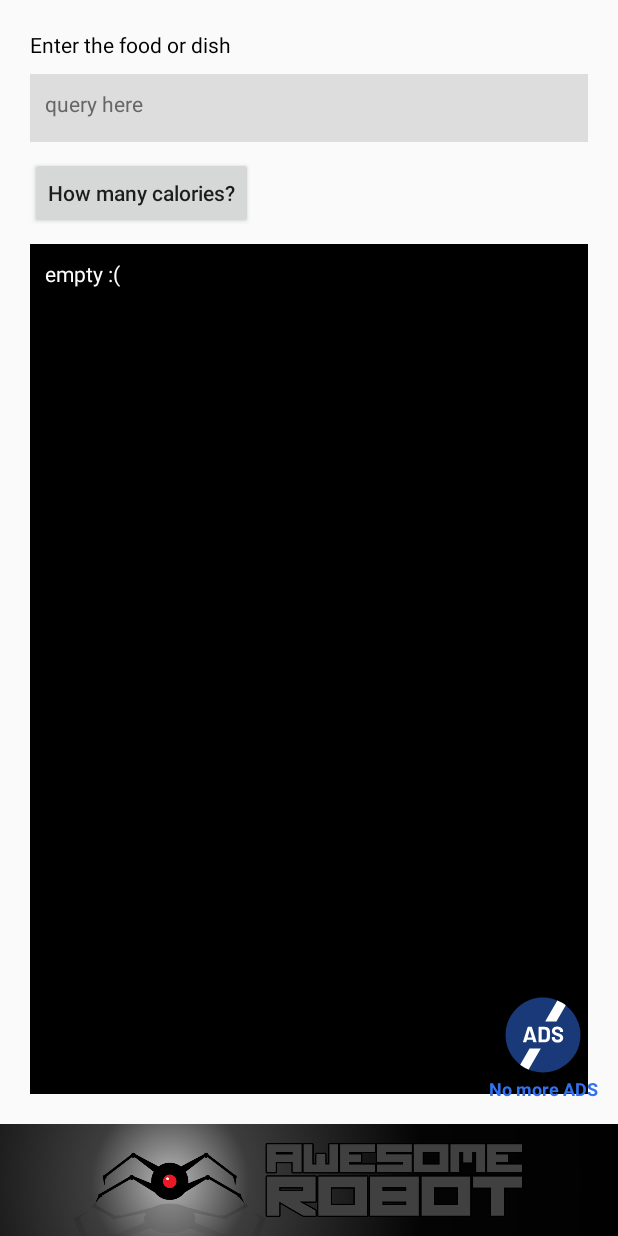
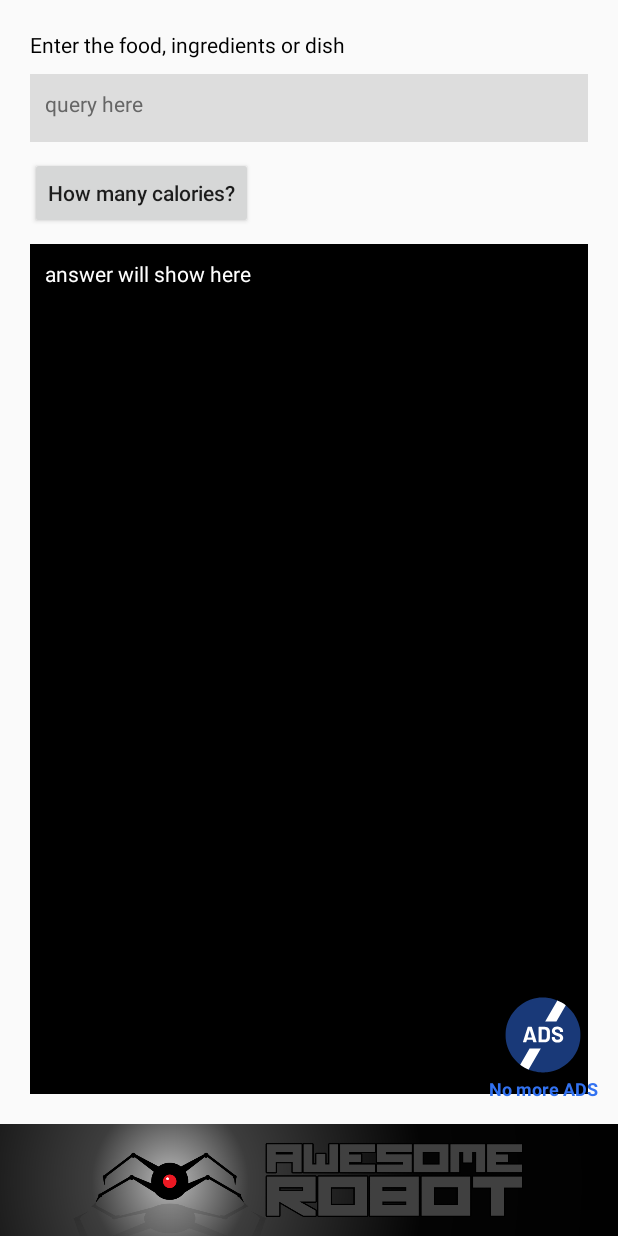
Before and after one commit to AlcirSaraiva/How_Many_Calories, an Android app: the screen it shows after launch (MainActivity), after a tap on "How many calories?", on a phone screen of 412 x 824 dp. Run offline under Robolectric (Android 15) with nearby library versions, the phone set to English and light mode, and no system bars; our stand-ins replace AdMob; libraries missing offline, so code that uses them is left out: com.android.billingclient, com.google.firebase.crashlytics; 5 statements that could not run were skipped.

Commit message:
Query tweaked

```diff
--- a/app/src/main/java/com/awesome/howmanycalories/MainActivity.java
+++ b/app/src/main/java/com/awesome/howmanycalories/MainActivity.java
@@ -162,7 +162,6 @@ public class MainActivity extends AppCompatActivity {
         displayMetrics = context.getResources().getDisplayMetrics();
         prepareNetwork();
 
-        // prepares UI
         assignViews();
         assignViewListeners();
 
@@ -219,63 +218,6 @@ public class MainActivity extends AppCompatActivity {
             rootView.removeView(mAdView);
             mAdView = null;
             setContentViewMargin(0);
-        }
-    }
-
-    private void sendQuestion() {
-        String questionText = question.getText().toString();
-        if (!questionText.isEmpty()) {
-            hideKeyboard();
-
-            OkHttpClient client = new OkHttpClient();
-            Request request = new Request.Builder()
-                    .url("https://api.calorieninjas.com/v1/nutrition?query=" + questionText)
-                    .addHeader("X-Api-Key","TgFfSH3VsxyNdR3Hger92A==It0gCuSjAYjSyGuS")
-                    .build();
-
-            try {
-                Response response = client.newCall(request).execute();
-                String tempResponse = "";
-                if (response.isSuccessful()) {
-                    String responseBody = response.body().string();
-                    JSONObject jObject = new JSONObject(responseBody);
-                    JSONArray jArray = jObject.getJSONArray("items");
-                    JSONObject item;
-                    answer.setText(responseBody);
-
-                    for (int i = 0; i < jArray.length(); i ++) {
-                        item = jArray.getJSONObject(i);
-                        String itemName = item.getString("name");
-                        String calories = item.getString("calories");
-                        String serving = item.getString("serving_size_g");
-
-                        /*
-                          sugar_g
-                          fiber_g
-                          serving_size_g
-                          sodium_mg
-                          name
-                          potassium_mg
-                          fat_saturated_g
-                          fat_total_g
-                          calories
-                          cholesterol_mg
-                          protein_g
-                          carbohydrates_total_g
-                         */
-
-                        tempResponse += itemName + ": " + calories + " kcal / " + serving + " g\n";
-                    }
-
-                    answer.setText(tempResponse);
-                }
-
-            } catch (Exception e) {
-                System.out.println(TAG + "{publishToTheServer} " + e.getMessage());
-                answer.setText("{publishToTheServer} " + e.getMessage());
-            }
-        } else {
-            answer.setText("empty :(");
         }
     }
 
@@ -453,6 +395,78 @@ public class MainActivity extends AppCompatActivity {
             isAvailable = true;
         }
         return isAvailable;
+    }
+
+    private void sendQuestion() {
+        String questionText = question.getText().toString();
+        if (!questionText.isEmpty()) {
+            hideKeyboard();
+
+            OkHttpClient client = new OkHttpClient();
+            Request request = new Request.Builder()
+                    .url("https://api.calorieninjas.com/v1/nutrition?query=" + questionText)
+                    .addHeader("X-Api-Key","TgFfSH3VsxyNdR3Hger92A==It0gCuSjAYjSyGuS")
+                    .build();
+
+            try {
+                Response response = client.newCall(request).execute();
+                String tempResponse = "";
+                if (response.isSuccessful()) {
+                    String responseBody = response.body().string();
+                    JSONObject jObject = new JSONObject(responseBody);
+                    JSONArray jArray = jObject.getJSONArray("items");
+                    JSONObject item;
+                    answer.setText(responseBody);
+
+                    for (int i = 0; i < jArray.length(); i ++) {
+                        item = jArray.getJSONObject(i);
+                        String itemName = item.getString("name");
+                        String calories = item.getString("calories");
+                        String serving = item.getString("serving_size_g");
+
+                        /*
+                          sugar_g
+                          fiber_g
+                          serving_size_g
+                          sodium_mg
+                          name
+                          potassium_mg
+                          fat_saturated_g
+                          fat_total_g
+                          calories
+                          cholesterol_mg
+                          protein_g
+                          carbohydrates_total_g
+                         */
+
+                        tempResponse += itemName + ": " + calories + " kcal / " + serving + " g\n";
+                    }
+                    answer.setText(tempResponse);
+                } else {
+                    answer.setText(response.body().string());
+                    final Handler handler = new Handler();
+                    handler.postDelayed(new Runnable() {
+                        @Override
+                        public void run() {
+                            answer.setText(getText(R.string.answer));
+                        }
+                    }, 5000);
+                }
+            } catch (Exception e) {
+                System.out.println(TAG + "{publishToTheServer} " + e.getMessage());
+                answer.setText("{publishToTheServer} " + e.getMessage());
+
+            }
+        } else {
+            answer.setText(getText(R.string.empty));
+            final Handler handler = new Handler();
+            handler.postDelayed(new Runnable() {
+                @Override
+                public void run() {
+                    answer.setText(getText(R.string.answer));
+                }
+            }, 1000);
+        }
     }
 
     // Ads
--- a/app/src/main/res/layout/activity_main.xml
+++ b/app/src/main/res/layout/activity_main.xml
@@ -30,7 +30,7 @@
             <TextView
                 android:layout_width="wrap_content"
                 android:layout_height="wrap_content"
-                android:text="Enter the food or dish"
+                android:text="@string/question"
                 android:textColor="@color/black"/>
 
             <EditText
@@ -39,7 +39,7 @@
                 android:layout_height="wrap_content"
                 android:layout_marginTop="10dp"
                 android:minHeight="45dp"
-                android:hint="query here"
+                android:hint="@string/question_hint"
                 android:inputType="text|textCapSentences"
                 android:gravity="start"
                 android:textColorHint="#666"
@@ -52,7 +52,7 @@
                 android:id="@+id/question_button"
                 android:layout_width="wrap_content"
                 android:layout_height="wrap_content"
-                android:text="How many calories?"
+                android:text="@string/question_button"
                 android:textAllCaps="false"
                 android:layout_marginTop="10dp"/>
 
@@ -64,7 +64,7 @@
                 android:padding="10dp"
                 android:background="@color/black"
                 android:textColor="@color/white"
-                android:text="answer will show here"/>
+                android:text="@string/answer"/>
 
         </LinearLayout>
 
--- a/app/src/main/res/values/strings.xml
+++ b/app/src/main/res/values/strings.xml
@@ -12,4 +12,10 @@
 
     <string name="text_no_ads">No more ADS</string>
     <string name="text_manage_subscription">Subscription</string>
+
+    <string name="question">Enter the food, ingredients or dish</string>
+    <string name="question_hint">query here</string>
+    <string name="question_button">How many calories?</string>
+    <string name="answer">answer will show here</string>
+    <string name="empty">Empty field :-(</string>
 </resources>
```
